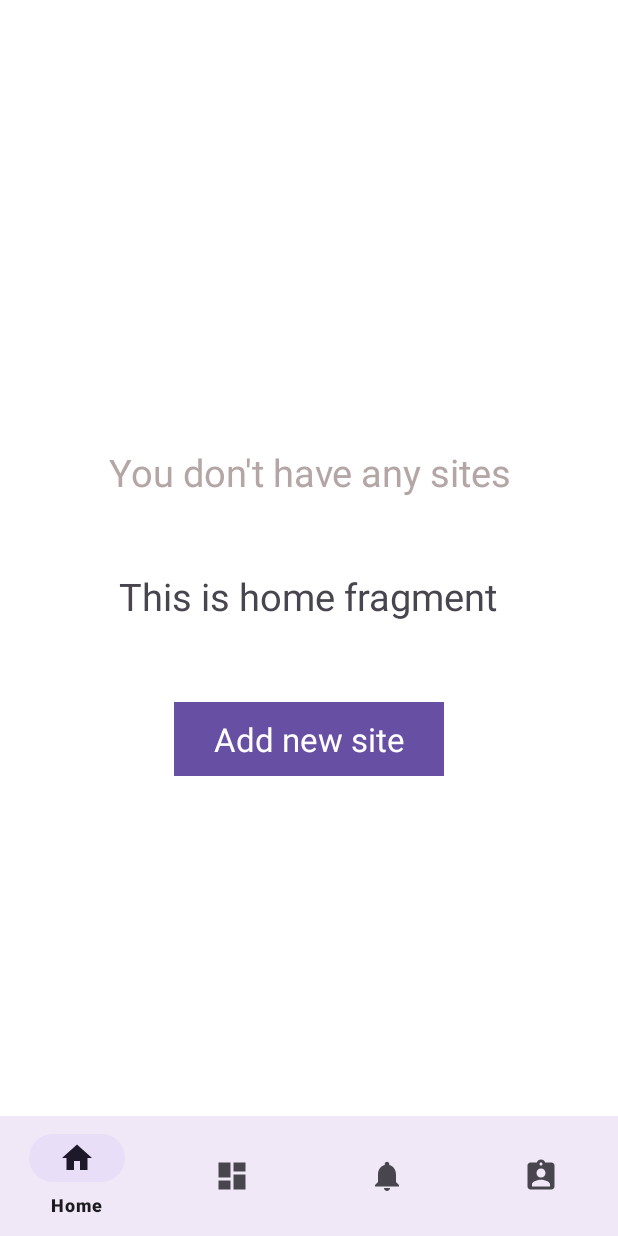
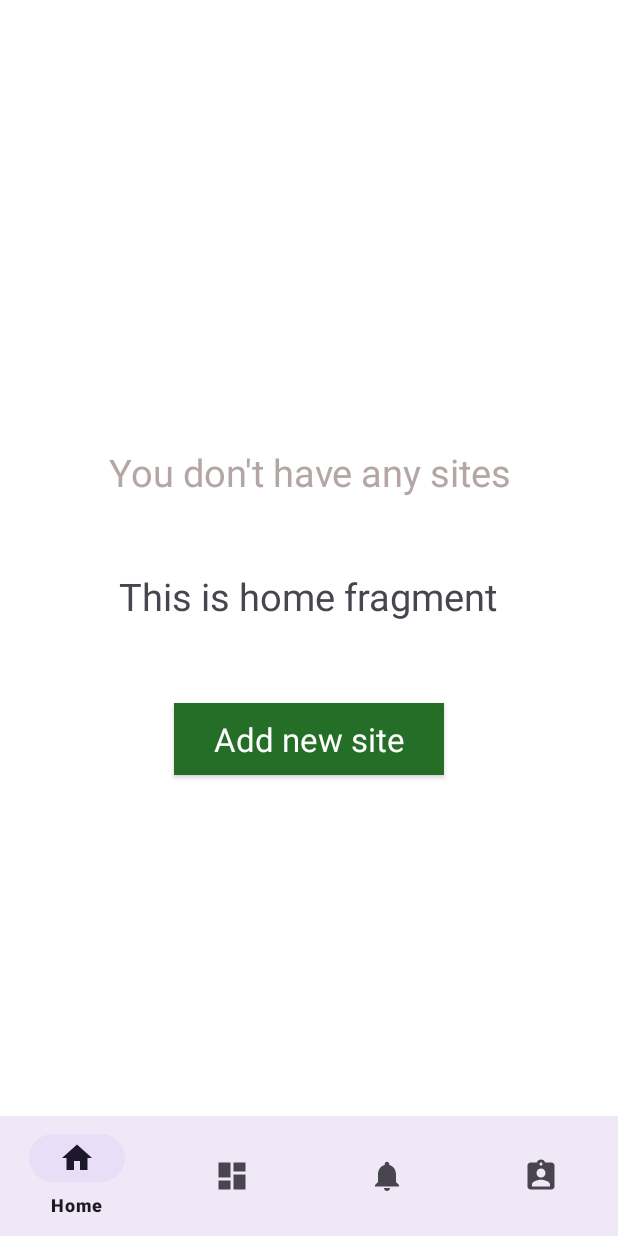
Before and after one commit to MAD-Group-25/MAD-main, an Android app: the screen it shows after launch (MainActivity), on a phone screen of 412 x 824 dp. Run offline under Robolectric (Android 15) with nearby library versions, the light colour scheme and no system bars; our stand-ins replace navigation-ui.

Commit message:
finish midterm #2

```diff
--- a/app/src/main/java/vn/edu/usth/wordpress25/ui/me/Account_settings.java
+++ b/app/src/main/java/vn/edu/usth/wordpress25/ui/me/Account_settings.java
@@ -118,7 +118,6 @@ public class Account_settings extends Fragment {
     @Override
     public boolean onOptionsItemSelected(MenuItem item) {
         if (item.getItemId() == android.R.id.home) {
-            // Utilisez NavController pour revenir en arrière
             NavHostFragment.findNavController(this).navigateUp();
             return true;
         }
--- a/app/src/main/java/vn/edu/usth/wordpress25/ui/me/Appearance.java
+++ b/app/src/main/java/vn/edu/usth/wordpress25/ui/me/Appearance.java
@@ -24,7 +24,7 @@ public class Appearance extends DialogFragment {
                 .setNegativeButton("Cancel", new DialogInterface.OnClickListener() {
                     @Override
                     public void onClick(DialogInterface dialog, int which) {
-                        // Fermez le dialogue
+
                         dialog.dismiss();
                     }
                 });
--- a/app/src/main/java/vn/edu/usth/wordpress25/ui/me/Help.java
+++ b/app/src/main/java/vn/edu/usth/wordpress25/ui/me/Help.java
@@ -70,7 +70,6 @@ public class Help extends Fragment {
     @Override
     public boolean onOptionsItemSelected(MenuItem item) {
         if (item.getItemId() == android.R.id.home) {
-            // Utilisez NavController pour revenir en arrière
             NavHostFragment.findNavController(this).navigateUp();
             return true;
         }
--- a/app/src/main/java/vn/edu/usth/wordpress25/ui/me/LogoutDialogFragment.java
+++ b/app/src/main/java/vn/edu/usth/wordpress25/ui/me/LogoutDialogFragment.java
@@ -19,14 +19,12 @@ public class LogoutDialogFragment extends DialogFragment {
                 .setPositiveButton("Log Out", new DialogInterface.OnClickListener() {
                     @Override
                     public void onClick(DialogInterface dialog, int which) {
-                        // Gérez la déconnexion ici
-                        // ...
+
                     }
                 })
                 .setNegativeButton("Cancel", new DialogInterface.OnClickListener() {
                     @Override
                     public void onClick(DialogInterface dialog, int which) {
-                        // Fermez le dialogue
                         dialog.dismiss();
                     }
                 });
--- a/app/src/main/java/vn/edu/usth/wordpress25/ui/me/myprofile.java
+++ b/app/src/main/java/vn/edu/usth/wordpress25/ui/me/myprofile.java
@@ -116,7 +116,6 @@ public class myprofile extends Fragment {
     @Override
     public boolean onOptionsItemSelected(MenuItem item) {
         if (item.getItemId() == android.R.id.home) {
-            // Utilisez NavController pour revenir en arrière
             NavHostFragment.findNavController(this).navigateUp();
             return true;
         }
--- a/app/src/main/java/vn/edu/usth/wordpress25/ui/notifications/Commentsononthersites.java
+++ b/app/src/main/java/vn/edu/usth/wordpress25/ui/notifications/Commentsononthersites.java
@@ -84,7 +84,6 @@ public class Commentsononthersites extends Fragment {
     @Override
     public boolean onOptionsItemSelected(MenuItem item) {
         if (item.getItemId() == android.R.id.home) {
-            // Utilisez NavController pour revenir en arrière
             NavHostFragment.findNavController(this).navigateUp();
             return true;
         }
--- a/app/src/main/java/vn/edu/usth/wordpress25/ui/notifications/Mail1.java
+++ b/app/src/main/java/vn/edu/usth/wordpress25/ui/notifications/Mail1.java
@@ -69,7 +69,6 @@ public class Mail1 extends Fragment {
     @Override
     public boolean onOptionsItemSelected(MenuItem item) {
         if (item.getItemId() == android.R.id.home) {
-            // Utilisez NavController pour revenir en arrière
             NavHostFragment.findNavController(this).navigateUp();
             return true;
         }
--- a/app/src/main/java/vn/edu/usth/wordpress25/ui/notifications/NotifCommentsFragment.java
+++ b/app/src/main/java/vn/edu/usth/wordpress25/ui/notifications/NotifCommentsFragment.java
@@ -73,13 +73,10 @@ public class NotifCommentsFragment extends Fragment {
         button.setOnClickListener(new View.OnClickListener() {
             @Override
             public void onClick(View v) {
-                // Accédez à l'activité parente
                 AppCompatActivity activity = (AppCompatActivity) getActivity();
 
-                // Accédez à la barre de navigation
                 BottomNavigationView bottomNavigationView = activity.findViewById(R.id.nav_view); // Remplacez par l'ID de votre barre de navigation
 
-                // Sélectionnez l'onglet "Dashboard"
                 bottomNavigationView.setSelectedItemId(R.id.navigation_dashboard);
             }
         });
--- a/app/src/main/java/vn/edu/usth/wordpress25/ui/notifications/NotifFollowsFragment.java
+++ b/app/src/main/java/vn/edu/usth/wordpress25/ui/notifications/NotifFollowsFragment.java
@@ -69,13 +69,10 @@ public class NotifFollowsFragment extends Fragment {
         button.setOnClickListener(new View.OnClickListener() {
             @Override
             public void onClick(View v) {
-                // Accédez à l'activité parente
                 AppCompatActivity activity = (AppCompatActivity) getActivity();
 
-                // Accédez à la barre de navigation
                 BottomNavigationView bottomNavigationView = activity.findViewById(R.id.nav_view); // Remplacez par l'ID de votre barre de navigation
 
-                // Sélectionnez l'onglet "Dashboard"
                 bottomNavigationView.setSelectedItemId(R.id.navigation_dashboard);
             }
         });
--- a/app/src/main/java/vn/edu/usth/wordpress25/ui/notifications/NotifLikesFragment.java
+++ b/app/src/main/java/vn/edu/usth/wordpress25/ui/notifications/NotifLikesFragment.java
@@ -69,13 +69,10 @@ public class NotifLikesFragment extends Fragment {
         button.setOnClickListener(new View.OnClickListener() {
             @Override
             public void onClick(View v) {
-                // Accédez à l'activité parente
                 AppCompatActivity activity = (AppCompatActivity) getActivity();
 
-                // Accédez à la barre de navigation
                 BottomNavigationView bottomNavigationView = activity.findViewById(R.id.nav_view); // Remplacez par l'ID de votre barre de navigation
 
-                // Sélectionnez l'onglet "Dashboard"
                 bottomNavigationView.setSelectedItemId(R.id.navigation_dashboard);
             }
         });
--- a/app/src/main/java/vn/edu/usth/wordpress25/ui/notifications/NotifSettings.java
+++ b/app/src/main/java/vn/edu/usth/wordpress25/ui/notifications/NotifSettings.java
@@ -80,7 +80,6 @@ public class NotifSettings extends Fragment {
     @Override
     public boolean onOptionsItemSelected(MenuItem item) {
         if (item.getItemId() == android.R.id.home) {
-            // Utilisez NavController pour revenir en arrière
             NavHostFragment.findNavController(this).navigateUp();
             return true;
         }
--- a/app/src/main/java/vn/edu/usth/wordpress25/ui/notifications/NotificationsPagerAdapter.java
+++ b/app/src/main/java/vn/edu/usth/wordpress25/ui/notifications/NotificationsPagerAdapter.java
@@ -37,7 +37,6 @@ public class NotificationsPagerAdapter extends FragmentPagerAdapter {
 
     @Override
     public CharSequence getPageTitle(int position) {
-        // Retournez le titre de l'onglet en fonction de la position
         switch (position) {
             case 0:
                 return "ALL";
--- a/app/src/main/res/layout/fragment_3.xml
+++ b/app/src/main/res/layout/fragment_3.xml
@@ -15,7 +15,7 @@
         app:layout_constraintEnd_toEndOf="parent"
         app:layout_constraintStart_toStartOf="parent" />
 
-    <Button
+    <androidx.appcompat.widget.AppCompatButton
         android:id="@+id/button2"
         android:layout_width="180dp"
         android:layout_height="wrap_content"
@@ -33,7 +33,7 @@
         android:id="@+id/textView"
         android:layout_width="wrap_content"
         android:layout_height="wrap_content"
-        android:text="Nothing posts saved yet"
+        android:text="Nothing liked saved yet"
         android:textSize="25dp"
         android:textColor="#B5A6A6"
         android:textAppearance="@style/TextAppearance.AppCompat.Body1"
@@ -49,7 +49,7 @@
         android:layout_width="300dp"
         android:layout_height="62dp"
         android:gravity="center"
-        android:text="Posts that you save appear here"
+        android:text="Posts that you like appear here"
         android:textSize="25dp"
         app:layout_constraintBottom_toBottomOf="parent"
         app:layout_constraintEnd_toEndOf="parent"
--- a/app/src/main/res/layout/fragment_4.xml
+++ b/app/src/main/res/layout/fragment_4.xml
@@ -15,7 +15,7 @@
         app:layout_constraintEnd_toEndOf="parent"
         app:layout_constraintStart_toStartOf="parent" />
 
-    <Button
+    <androidx.appcompat.widget.AppCompatButton
         android:id="@+id/button2"
         android:layout_width="180dp"
         android:layout_height="wrap_content"
--- a/app/src/main/res/layout/fragment_home.xml
+++ b/app/src/main/res/layout/fragment_home.xml
@@ -7,7 +7,7 @@
     android:layout_height="match_parent"
     tools:context=".ui.home.HomeFragment">
 
-    <Button
+    <androidx.appcompat.widget.AppCompatButton
         android:id="@+id/button2"
         android:layout_width="180dp"
         android:layout_height="wrap_content"
--- a/app/src/main/res/values/strings.xml
+++ b/app/src/main/res/values/strings.xml
@@ -1,7 +1,7 @@
 <resources>
     <string name="app_name">WordPress25</string>
     <string name="title_home">Home</string>
-    <string name="title_dashboard">Dashboard</string>
+    <string name="title_dashboard">Reader</string>
     <string name="title_notifications">Notifications</string>
     <string name="title_me">About me</string>
     <string name="title_activity_account_settings">Account Settings</string>
```
Also changed, not shown: app/src/main/java/vn/edu/usth/wordpress25/ui/home/HomeFragment.java (+11 -11 lines), app/src/main/java/vn/edu/usth/wordpress25/ui/me/App_Settings.java (+2 -8 lines), 236 other files.
